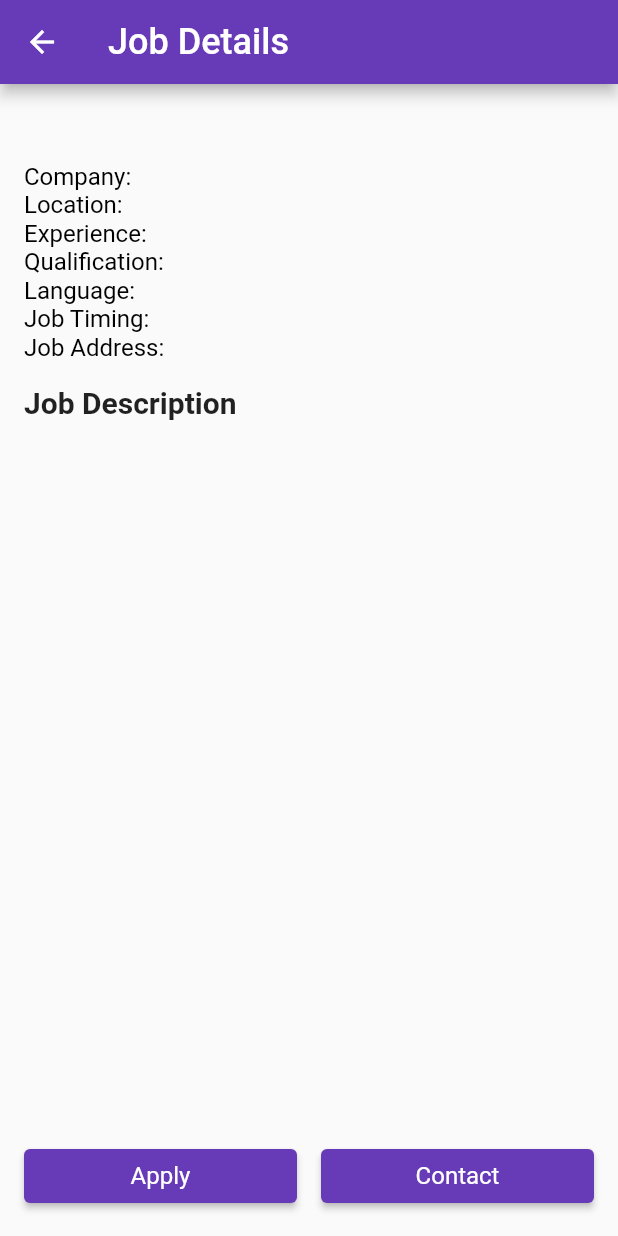
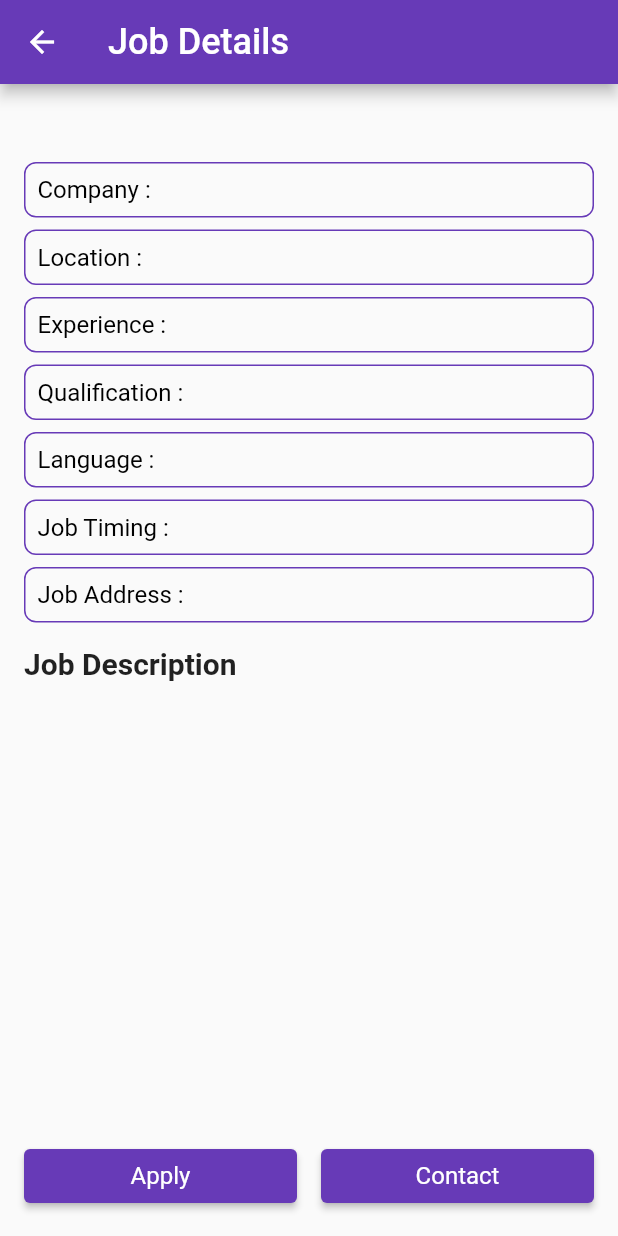
Before and after one commit to rishabhbarwe/workers-pool, a Flutter app: the JobDetailsPage screen opened directly with empty values, on a phone screen of 412 x 824 dp. Run offline on Flutter 3.47's test engine with Material 2 defaults, Android fonts, the phone set to English and light mode, and no system bars; our stand-ins replace cloud_firestore, firebase_auth, firebase_core; accounts and stored records are empty.

Commit message:
commit-4 at 011223

```diff
--- a/lib/job_details_page.dart
+++ b/lib/job_details_page.dart
@@ -44,33 +44,127 @@ class JobDetailsPage extends StatelessWidget {
               style: TextStyle(fontSize: 24, fontWeight: FontWeight.bold),
             ),
             SizedBox(height: 8),
-            Text(
-              'Company: $companyName',
+            Container(
+              decoration: BoxDecoration(
+                border: Border.all(
+                  color:
+                      Colors.deepPurple, // You can customize the border color
+                  width: 1.0, // You can adjust the border width
+                ),
+                borderRadius: BorderRadius.circular(
+                    8), // You can adjust the border radius
+              ),
+              padding: EdgeInsets.all(8),
+              child: Text(
+                'Company :   $companyName',
                 style: AppStyles.textFieldLabel, // Use the defined label style
               ),
-            Text(
-              'Location: $location',
+            ),
+            SizedBox(height: 8),
+            Container(
+              decoration: BoxDecoration(
+                border: Border.all(
+                  color: Colors.deepPurple, // Customize the border color
+                  width: 1.0, // Adjust the border width
+                ),
+                borderRadius:
+                    BorderRadius.circular(8), // Adjust the border radius
+              ),
+              padding: EdgeInsets.all(8),
+              child: Text(
+                'Location : $location',
                 style: AppStyles.textFieldLabel, // Use the defined label style
               ),
-            Text(
-              'Experience: $experience',
+            ),
+            SizedBox(height: 8), // Add space between text fields
+
+            // Experience
+            Container(
+              decoration: BoxDecoration(
+                border: Border.all(
+                  color: Colors.deepPurple, // Customize the border color
+                  width: 1.0, // Adjust the border width
+                ),
+                borderRadius:
+                    BorderRadius.circular(8), // Adjust the border radius
+              ),
+              padding: EdgeInsets.all(8),
+              child: Text(
+                'Experience : $experience',
                 style: AppStyles.textFieldLabel, // Use the defined label style
               ),
-            Text(
-              'Qualification: $qualification',
+            ),
+            SizedBox(height: 8), // Add space between text fields
+
+            // Qualification
+            Container(
+              decoration: BoxDecoration(
+                border: Border.all(
+                  color: Colors.deepPurple, // Customize the border color
+                  width: 1.0, // Adjust the border width
+                ),
+                borderRadius:
+                    BorderRadius.circular(8), // Adjust the border radius
+              ),
+              padding: EdgeInsets.all(8),
+              child: Text(
+                'Qualification : $qualification',
                 style: AppStyles.textFieldLabel, // Use the defined label style
               ),
-            Text(
-              'Language: $language',
+            ),
+            SizedBox(height: 8), // Add space between text fields
+
+            // Language
+            Container(
+              decoration: BoxDecoration(
+                border: Border.all(
+                  color: Colors.deepPurple, // Customize the border color
+                  width: 1.0, // Adjust the border width
+                ),
+                borderRadius:
+                    BorderRadius.circular(8), // Adjust the border radius
+              ),
+              padding: EdgeInsets.all(8),
+              child: Text(
+                'Language : $language',
                 style: AppStyles.textFieldLabel, // Use the defined label style
               ),
-            Text(
-              'Job Timing: $jobTiming',
+            ),
+            SizedBox(height: 8), // Add space between text fields
+
+            // Job Timing
+            Container(
+              decoration: BoxDecoration(
+                border: Border.all(
+                  color: Colors.deepPurple, // Customize the border color
+                  width: 1.0, // Adjust the border width
+                ),
+                borderRadius:
+                    BorderRadius.circular(8), // Adjust the border radius
+              ),
+              padding: EdgeInsets.all(8),
+              child: Text(
+                'Job Timing : $jobTiming',
                 style: AppStyles.textFieldLabel, // Use the defined label style
               ),
-            Text(
-              'Job Address: $jobAddress',
+            ),
+            SizedBox(height: 8), // Add space between text fields
+
+            // Job Address
+            Container(
+              decoration: BoxDecoration(
+                border: Border.all(
+                  color: Colors.deepPurple, // Customize the border color
+                  width: 1.0, // Adjust the border width
+                ),
+                borderRadius:
+                    BorderRadius.circular(8), // Adjust the border radius
+              ),
+              padding: EdgeInsets.all(8),
+              child: Text(
+                'Job Address : $jobAddress',
                 style: AppStyles.textFieldLabel, // Use the defined label style
+              ),
             ),
             SizedBox(height: 16),
             Text(
@@ -84,7 +178,6 @@ class JobDetailsPage extends StatelessWidget {
           ],
         ),
       ),
-      // Add "Apply" and "Contact" buttons at the bottom
       bottomNavigationBar: Container(
         padding: EdgeInsets.all(16),
         child: Row(
--- a/lib/login_form.dart
+++ b/lib/login_form.dart
@@ -73,6 +73,7 @@ class _LoginFormState extends State<LoginForm> {
             cursorColor: Colors.deepPurple,
             //padding: EdgeInsets.symmetric(horizontal: 16, vertical: 10),
           ),
+          SizedBox(height: 8),
           TextField(
             controller: _passwordController,
             decoration: AppStyles.textFieldDecoration.copyWith(
--- a/lib/message_page.dart
+++ b/lib/message_page.dart
@@ -19,7 +19,7 @@ class _MessagePageState extends State<MessagePage> {
       appBar: AppBar(
         title: Text(
           'Notifications',
-          style: AppStyles.appBarTitle, // Use the defined style
+          style: AppStyles.appBarTitle, // Us defined style
         ),
         backgroundColor: AppStyles.appBarColor, // Use the defined color
       ),
--- a/lib/postjob_page.dart
+++ b/lib/postjob_page.dart
@@ -37,6 +37,7 @@ class PostJobPage extends StatelessWidget {
                 ),
                 cursorColor: Colors.deepPurple,
               ),
+              SizedBox(height: 8),
               TextField(
                 controller: companyNameController,
                 decoration: AppStyles.textFieldDecoration.copyWith(
@@ -44,6 +45,7 @@ class PostJobPage extends StatelessWidget {
                 ),
                 cursorColor: Colors.deepPurple,
               ),
+              SizedBox(height: 8),
               TextField(
                 controller: locationController,
                 decoration: AppStyles.textFieldDecoration.copyWith(
@@ -51,6 +53,7 @@ class PostJobPage extends StatelessWidget {
                 ),
                 cursorColor: Colors.deepPurple,
               ),
+              SizedBox(height: 8),
               TextField(
                 controller: jobDescriptionController,
                 decoration: AppStyles.textFieldDecoration.copyWith(
@@ -59,6 +62,7 @@ class PostJobPage extends StatelessWidget {
                 cursorColor: Colors.deepPurple,
                 maxLines: 3,
               ),
+              SizedBox(height: 8),
               TextField(
                 controller: experienceController,
                 decoration: AppStyles.textFieldDecoration.copyWith(
@@ -66,6 +70,7 @@ class PostJobPage extends StatelessWidget {
                 ),
                 cursorColor: Colors.deepPurple,
               ),
+              SizedBox(height: 8),
               TextField(
                 controller: qualificationController,
                 decoration: AppStyles.textFieldDecoration.copyWith(
@@ -73,6 +78,7 @@ class PostJobPage extends StatelessWidget {
                 ),
                 cursorColor: Colors.deepPurple,
               ),
+              SizedBox(height: 8),
               TextField(
                 controller: languageController,
                 decoration: AppStyles.textFieldDecoration.copyWith(
@@ -80,6 +86,7 @@ class PostJobPage extends StatelessWidget {
                 ),
                 cursorColor: Colors.deepPurple,
               ),
+              SizedBox(height: 8),
               TextField(
                 controller: jobTimingController,
                 decoration: AppStyles.textFieldDecoration.copyWith(
@@ -87,6 +94,7 @@ class PostJobPage extends StatelessWidget {
                 ),
                 cursorColor: Colors.deepPurple,
               ),
+              SizedBox(height: 8),
               TextField(
                 controller: jobAddressController,
                 decoration: AppStyles.textFieldDecoration.copyWith(
@@ -94,6 +102,7 @@ class PostJobPage extends StatelessWidget {
                 ),
                 cursorColor: Colors.deepPurple,
               ),
+              SizedBox(height: 8),
               SizedBox(height: 20),
               ElevatedButton(
                 onPressed: () async {
--- a/pubspec.yaml
+++ b/pubspec.yaml
@@ -11,6 +11,7 @@ dependencies:
   firebase_auth: ^4.7.3
   firebase_core: ^2.15.1
   firebase_database: ^10.2.6
+  firebase_messaging: ^14.7.3
   flutter:
     sdk: flutter
 
```
Also changed, not shown: lib/prccc.dart (added, +118 -0 lines), pubspec.lock, 3 other files. Lines whose indentation alone changed are shown as unchanged.
